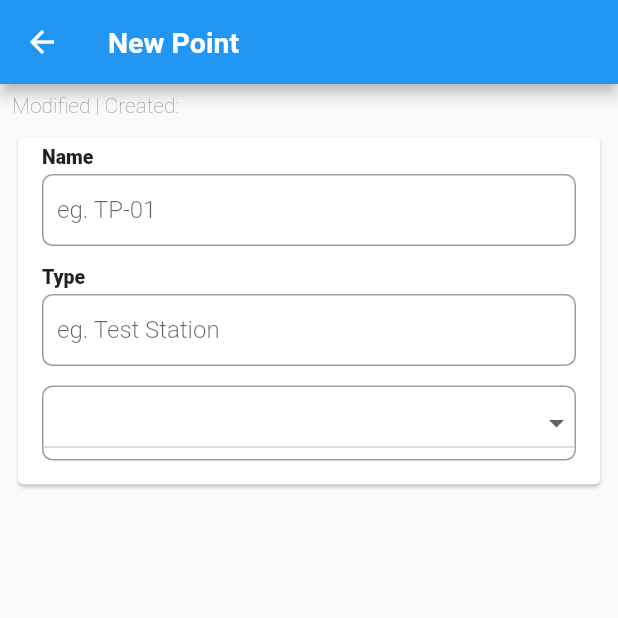
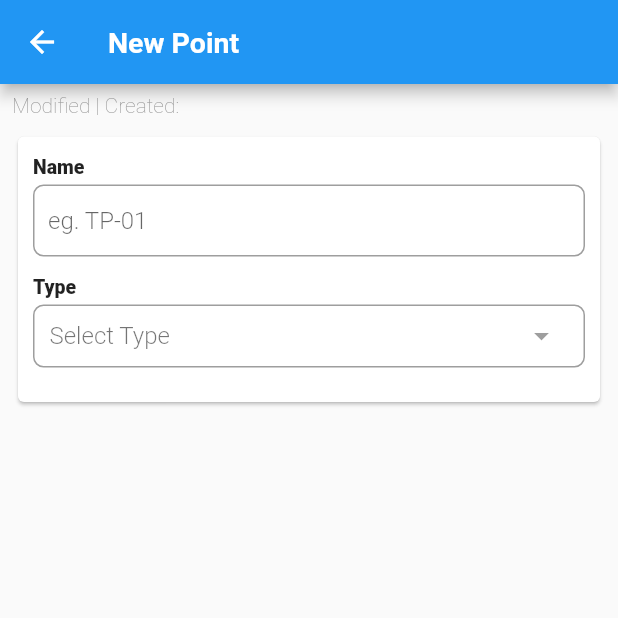
Before and after one commit to KulkataBoy/mary_jane, a Flutter app: the PointScreen screen opened by its route, on a phone screen of 412 x 824 dp, the top half of it. Run offline on Flutter 3.47's test engine with Material 2 defaults, Android fonts, the phone set to English and light mode, and no system bars; Roboto replaces fonts that are missing (LatoBold, LatoRegular, LatoThin).

```diff
--- a/lib/main.dart
+++ b/lib/main.dart
@@ -400,11 +400,31 @@ class PointScreen extends StatefulWidget {
     return _PointScreenState();
   }
 }
+List<String> _tpTypes = ['Rubles', 'Dollars', 'Pounds', 'Other'];
+
+class ListMenuGen { // Generates DropdownButtonItem objects for the list of string data.
+List<String> listOfItems;
+ListMenuGen();
+
+List<DropdownMenuItem<String>> gen1 (List<String> listOfItems) { //gen 1 adds Select Type Lable at the begining of the list of data
+  List<DropdownMenuItem<String>> listOfItemsRes = listOfItems.map((String dropDownStringItem) {
+    return DropdownMenuItem<String>(
+      value: dropDownStringItem,
+      child: Text(dropDownStringItem),
+    );
+  }).toList();
+  listOfItemsRes.insert(0,DropdownMenuItem<String>(
+    value: 'Select Type',
+    child: Text('Select Type', style: new TextStyle(fontFamily: 'LatoRegular', fontWeight: FontWeight.w300, color: Colors.black54)),
+  ));
+return listOfItemsRes;
+}
+}
+
 
 class _PointScreenState extends State<PointScreen> {
-  var _tpTypes = ['Rupees', 'Dollars', 'Pounds', 'Others'];
-  var _currentTPType = '';
-
+  var _currentTPType = 'Select Type';
+  Widget otherTypeField = new Container();
   Widget build(BuildContext context) {
     return Scaffold(
       appBar: AppBar(
@@ -428,13 +448,18 @@ class _PointScreenState extends State<PointScreen> {
 
               child: Card(
                   child: new Container(
-                    padding: const EdgeInsets.only(top: 6.0, left: 16.0, right: 16.0, bottom: 16.0),
+                    padding: const EdgeInsets.only(left: 10.0, top: 13.0, right: 10.0, bottom: 10.0),
                     child: new Column (
-                  children: [new TField('eg. TP-01', 'Name'),new TField('eg. Test Station', 'Type'),
+                  children: [new TFieldLable('Name', 'eg. TP-01'),new Container(
+                    alignment: FractionalOffset.centerLeft,
+                    child: new FormLabel('Type'),
+                  ),
 
 
 
         new Container(
+          margin: const EdgeInsets.only(top: 4.0, bottom: 13.0),
+          padding: const EdgeInsets.only(top: 8.0, left: 10.0, right: 16.0, bottom: 8.0),
           decoration: new BoxDecoration(
 
             borderRadius: const BorderRadius.all(
@@ -443,18 +468,14 @@ class _PointScreenState extends State<PointScreen> {
             border: Border.all(
                 color: Colors.black38, width: 1.0),
           ),
-          child:  DropdownButton(
+          child:  DropdownButtonHideUnderline (
+            child: DropdownButton(
+                      icon: Icon(Icons.arrow_drop_down, color: Colors.black38),
                       isExpanded: true,
-                      isDense: false,
-                      items: _tpTypes.map((String dropDownStringItem) {
-                        return DropdownMenuItem<String>(
-                          value: dropDownStringItem,
-                          child: Text(dropDownStringItem),
-                        );
-                      }).toList(),
+                      isDense: true,
+                      items:  new ListMenuGen().gen1(_tpTypes),
 
                       onChanged: (String newValueSelected) {
-                        // Your code to execute, when a menu item is selected from drop down
                         _onDropDownItemSelected(newValueSelected);
                       },
 
@@ -462,51 +483,9 @@ class _PointScreenState extends State<PointScreen> {
                       style: new TextStyle(fontSize: 16.0, fontFamily: 'LatoRegular', fontWeight: FontWeight.w300, color: Colors.black),
 
                     ),
-)
-
-
-
-
-
-
-
-
-
-
-
-
-
-
-
-
-
-
-
-
-
-
-
-
-
-
-
-
-
-
-
-
-
-
-
-
-
-
-
-
-
-
-
-
+                  ),
+),
+                    otherTypeField,
 
                   ]
               ),
@@ -527,6 +506,12 @@ class _PointScreenState extends State<PointScreen> {
   void _onDropDownItemSelected(String newValueSelected) {
     setState(() {
       this._currentTPType = newValueSelected;
+      if (_currentTPType == 'Other'){
+        this.otherTypeField = new TField('Type Other');
+      }
+      else {
+        this.otherTypeField = new Container();
+      }
     });
   }
 
--- a/lib/style.dart
+++ b/lib/style.dart
@@ -51,11 +51,10 @@ TextStyle h2 = new TextStyle(fontSize: 14.0, fontFamily: 'LatoRegular', fontWeig
 TextStyle appBarText = new TextStyle(fontSize: 14.0, fontFamily: 'LatoRegular', fontWeight: FontWeight.w200, color: Colors.grey[500]);
 TextStyle statusText = new TextStyle(fontSize: 14.0, fontFamily: 'LatoRegular', fontWeight: FontWeight.w200, color: Colors.grey[500]);
 
-class TField extends StatelessWidget {
+class TFieldLable extends StatelessWidget {
+  final String lable;
   final String hintText;
-  final String lable;
-
-  TField(this.hintText,this.lable);
+  TFieldLable(this.lable, this.hintText);
   @override
   Widget build(BuildContext context) {
     return new Column (
@@ -64,17 +63,38 @@ class TField extends StatelessWidget {
           alignment: FractionalOffset.centerLeft,
           child: new FormLabel(lable),
         ),
-        new Container(
+        TField(this.hintText)
+      ],
+    );
+  }
+}
+
+
+//-----------------END-OF-FONTS-----------------
+
+class TField extends StatelessWidget {
+  final String hintText;
+  TField(this.hintText);
+
+  @override
+  Widget build(BuildContext context) {
+    return new Container(
         alignment: FractionalOffset.center,
         margin: const EdgeInsets.only(top: 4.0, bottom: 13.0),
-            child:  new TextFormField(
+        child: new TextFormField(
             maxLength: 32,
-                style: new TextStyle(fontSize: 16.0, fontFamily: 'LatoRegular', fontWeight: FontWeight.w300, color: Colors.black),
+            style: new TextStyle(fontSize: 16.0,
+                fontFamily: 'LatoRegular',
+                fontWeight: FontWeight.w300,
+                color: Colors.black),
             decoration: new InputDecoration(
               hintText: hintText,
-                  hintStyle: new TextStyle(fontSize: 16.0, fontFamily: 'LatoRegular', fontWeight: FontWeight.w300),
+              hintStyle: new TextStyle(fontSize: 16.0,
+                  fontFamily: 'LatoRegular',
+                  fontWeight: FontWeight.w300),
               counterText: "",
-                  contentPadding: const EdgeInsetsDirectional.only(start: 10.0, top: 13.0, end: 10.0, bottom: 10.0),
+              contentPadding: const EdgeInsetsDirectional.only(
+                  start: 10.0, top: 13.0, end: 10.0, bottom: 10.0),
               filled: true,
               fillColor: Colors.white30,
               focusedBorder: OutlineInputBorder(
@@ -91,11 +111,6 @@ class TField extends StatelessWidget {
               ),
             )
         )
-        )
-      ],
     );
   }
 }
-
-
-//-----------------END-OF-FONTS-----------------
--- a/pubspec.yaml
+++ b/pubspec.yaml
@@ -31,6 +31,7 @@ dev_dependencies:
 
 # The following section is specific to Flutter.
 flutter:
+  uses-material-design: true
   fonts:
     - family: LatoRegular
       fonts:
```
Lines whose indentation alone changed are shown as unchanged.
